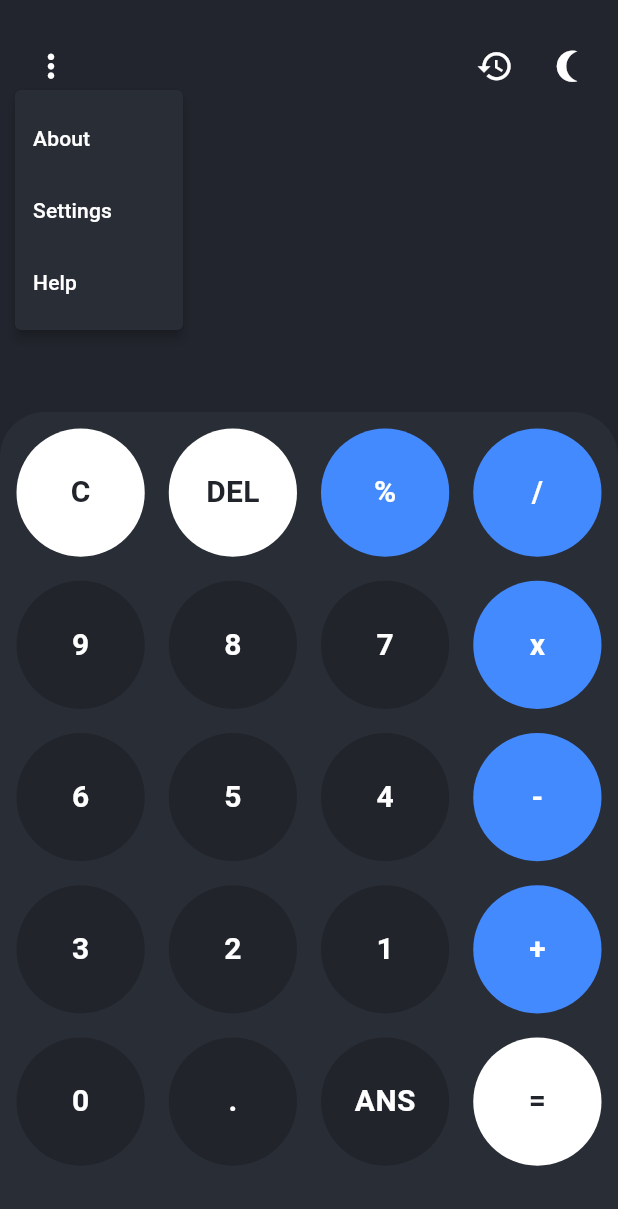
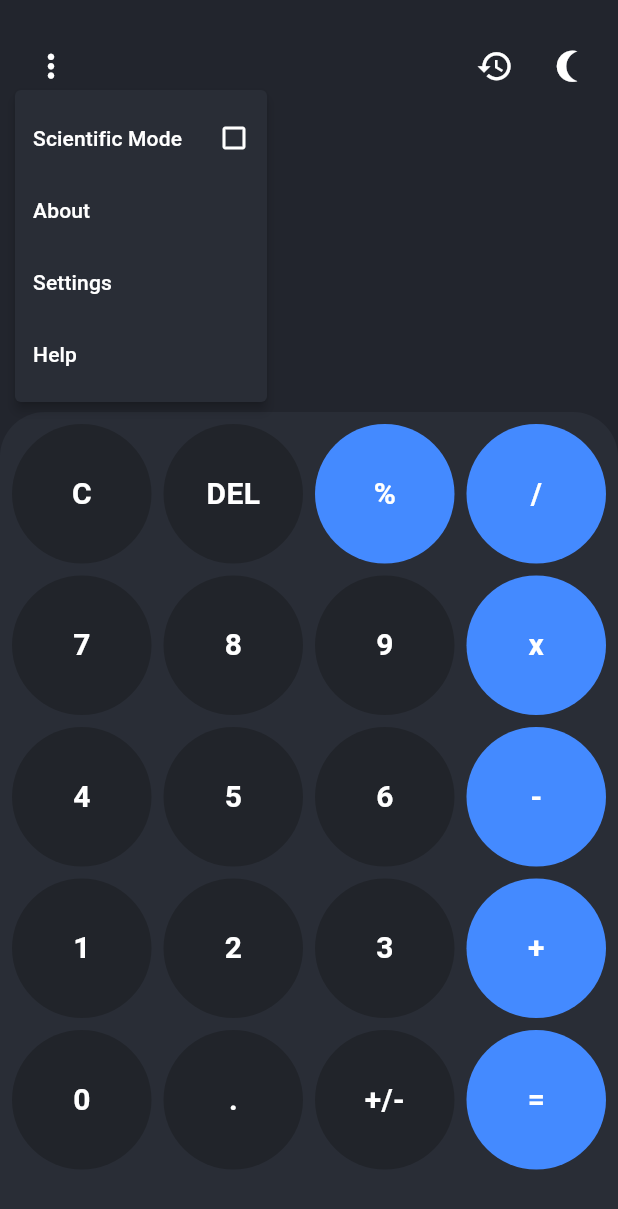
Before and after one commit to muhammad-fiaz/Calculator-Flutter, a Flutter app: the screen it shows after launch, after a tap on the "more vert" icon, on a phone screen of 412 x 824 dp. Shown: the top 1209 px of the screen. Run offline on Flutter 3.47's test engine with Material 3 defaults, Android fonts, the phone set to English and light mode, and no system bars; our stand-ins replace flutter_advanced_switch, get, google_fonts, math_expressions.

Commit message:
added Scientific Mode

```diff
--- a/lib/controller/calculate_controller.dart
+++ b/lib/controller/calculate_controller.dart
@@ -4,11 +4,15 @@ import 'package:math_expressions/math_expressions.dart';
 class CalculateController extends GetxController {
   var userInput = "";
   var userOutput = "";
+  var isScientificMode = false;
 
   /// Equal Button Pressed Func
   equalPressed() {
     String userInputFC = userInput;
     userInputFC = userInputFC.replaceAll("x", "*");
+    userInputFC = userInputFC.replaceAll("√", "sqrt");
+    userInputFC = userInputFC.replaceAll("^", "^");
+
     Parser p = Parser();
 
     try {
@@ -44,4 +48,10 @@ class CalculateController extends GetxController {
     userInput += buttons[index];
     update();
   }
+
+  /// Toggle Scientific Mode
+  toggleScientificMode() {
+    isScientificMode = !isScientificMode;
+    update();
+  }
 }
--- a/lib/screen/main_screen.dart
+++ b/lib/screen/main_screen.dart
@@ -11,26 +11,8 @@ class MainScreen extends StatelessWidget {
   MainScreen({Key? key}) : super(key: key);
 
   final List<String> buttons = [
-    "C",
-    "DEL",
-    "%",
-    "/",
-    "9",
-    "8",
-    "7",
-    "x",
-    "6",
-    "5",
-    "4",
-    "-",
-    "3",
-    "2",
-    "1",
-    "+",
-    "0",
-    ".",
-    "ANS",
-    "=",
+    "C", "DEL", "%", "/", "7", "8", "9", "x", "4", "5", "6", "-", "1", "2", "3", "+", "0", ".", "+/-", "=",
+    "^", "√", "(", ")", "log", "ln", "sin", "cos", "tan"
   ];
 
   @override
@@ -48,100 +30,83 @@ class MainScreen extends StatelessWidget {
             GetBuilder<CalculateController>(builder: (context) {
               return outPutSection(themeController, controller);
             }),
-            inPutSection(themeController, controller),
+            GetBuilder<CalculateController>(builder: (context) {
+              return inPutSection(themeController, controller);
+            }),
           ],
         ),
       );
     });
   }
 
-  /// In put Section - Enter Numbers
+  /// Input Section - Enter Numbers
   Widget inPutSection(
       ThemeController themeController, CalculateController controller) {
+    List<String> visibleButtons = controller.isScientificMode
+        ? [
+      "C", "DEL", "%", "/", "^", // First row
+      "7", "8", "9", "x", "√",  // Second row
+      "4", "5", "6", "-", "(",  // Third row
+      "1", "2", "3", "+", ")",  // Fourth row
+      "0", ".", "+/-", "*", "=",     // Fifth row
+      "log", "ln", "sin", "cos", "tan", // Sixth row
+    ]
+        : buttons.sublist(0, 20); // Show only first 20 buttons in normal mode
+
     return Expanded(
       flex: 2,
       child: Container(
-          padding: const EdgeInsets.all(3),
+        padding: const EdgeInsets.all(4),
         decoration: BoxDecoration(
           color: themeController.isDark
               ? DarkColors.sheetBgColor
               : LightColors.sheetBgColor,
           borderRadius: const BorderRadius.only(
-                  topLeft: Radius.circular(30), topRight: Radius.circular(30))),
+            topLeft: Radius.circular(30),
+            topRight: Radius.circular(30),
+          ),
+        ),
         child: GridView.builder(
           physics: const NeverScrollableScrollPhysics(),
-              itemCount: buttons.length,
-              gridDelegate: const SliverGridDelegateWithFixedCrossAxisCount(
-                  crossAxisCount: 4),
+          itemCount: visibleButtons.length,
+          gridDelegate: SliverGridDelegateWithFixedCrossAxisCount(
+            crossAxisCount: controller.isScientificMode ? 5 : 4,
+          ),
           itemBuilder: (context, index) {
-                switch (index) {
-                /// CLEAR BTN
-                  case 0:
             return CustomAppButton(
               buttonTapped: () {
+                if (visibleButtons[index] == "=") {
+                  controller.equalPressed();
+                } else if (visibleButtons[index] == "C") {
                   controller.clearInputAndOutput();
+                } else if (visibleButtons[index] == "DEL") {
+                  controller.deleteBtnAction();
+                } else {
+                  controller.onBtnTapped(visibleButtons, index);
+                }
               },
-                      color: themeController.isDark
-                          ? DarkColors.leftOperatorColor
-                          : LightColors.leftOperatorColor,
-                      textColor: themeController.isDark
-                          ? DarkColors.btnBgColor
-                          : LightColors.btnBgColor,
-                      text: buttons[index],
-                    );
-
-                /// DELETE BTN
-                  case 1:
-                    return CustomAppButton(
-                        buttonTapped: () {
-                          controller.deleteBtnAction();
-                        },
-                        color: themeController.isDark
-                            ? DarkColors.leftOperatorColor
-                            : LightColors.leftOperatorColor,
-                        textColor: themeController.isDark
-                            ? DarkColors.btnBgColor
-                            : LightColors.btnBgColor,
-                        text: buttons[index]);
-
-                /// EQUAL BTN
-                  case 19:
-                    return CustomAppButton(
-                        buttonTapped: () {
-                          controller.equalPressed();
-                        },
-                        color: themeController.isDark
-                            ? DarkColors.leftOperatorColor
-                            : LightColors.leftOperatorColor,
-                        textColor: themeController.isDark
-                            ? DarkColors.btnBgColor
-                            : LightColors.btnBgColor,
-                        text: buttons[index]);
-
-                  default:
-                    return CustomAppButton(
-                      buttonTapped: () {
-                        controller.onBtnTapped(buttons, index);
-                      },
-                      color: isOperator(buttons[index])
+              color: isOperator(visibleButtons[index])
                   ? LightColors.operatorColor
                   : themeController.isDark
                   ? DarkColors.btnBgColor
                   : LightColors.btnBgColor,
-                      textColor: isOperator(buttons[index])
+              textColor: isOperator(visibleButtons[index])
                   ? Colors.white
                   : themeController.isDark
                   ? Colors.white
                   : Colors.black,
-                      text: buttons[index],
+              text: visibleButtons[index],
+              isScientificMode: controller.isScientificMode,
+            );
+          },
+        ),
+      ),
     );
   }
-              }),
-        ));
-  }
 
-  /// Out put Section - Show Result
-  Widget outPutSection(ThemeController themeController, CalculateController controller) {
+  /// Output Section - Show Result
+  Widget outPutSection(
+      ThemeController themeController, CalculateController controller) {
     return Expanded(
       child: Column(
         mainAxisAlignment: MainAxisAlignment.start,
@@ -154,30 +119,58 @@ class MainScreen extends StatelessWidget {
               children: [
                 PopupMenuButton<String>(
                   onSelected: (value) {
-                    switch (value) {
-                      case 'About':
-                      // Handle About action
-                        break;
-                      case 'Settings':
-                      // Handle Settings action
-                        break;
-                      case 'Help':
-                      // Handle Help action
-                        break;
+                    if (value == 'Scientific Mode') {
+                      controller.toggleScientificMode();
                     }
+                    // Add other options here
                   },
-                  itemBuilder: (BuildContext context) => <PopupMenuEntry<String>>[
+                  itemBuilder: (BuildContext context) =>
+                  <PopupMenuEntry<String>>[
+                    PopupMenuItem<String>(
+                      value: 'Scientific Mode',
+                      child: Row(
+                        children: [
+                          Text('Scientific Mode',
+                              style: TextStyle(
+                                  color: themeController.isDark
+                                      ? Colors.white
+                                      : Colors.black)),
+                          const Spacer(),
+                          Icon(
+                            controller.isScientificMode
+                                ? Icons.check_box
+                                : Icons.check_box_outline_blank,
+                            color: themeController.isDark
+                                ? Colors.white
+                                : Colors.black,
+                            size: 20,
+                          ),
+                        ],
+                      ),
+                    ),
                     PopupMenuItem<String>(
                       value: 'About',
-                      child: Text('About', style: TextStyle(color: themeController.isDark ? Colors.white : Colors.black)),
+                      child: Text('About',
+                          style: TextStyle(
+                              color: themeController.isDark
+                                  ? Colors.white
+                                  : Colors.black)),
                     ),
                     PopupMenuItem<String>(
                       value: 'Settings',
-                      child: Text('Settings', style: TextStyle(color: themeController.isDark ? Colors.white : Colors.black)),
+                      child: Text('Settings',
+                          style: TextStyle(
+                              color: themeController.isDark
+                                  ? Colors.white
+                                  : Colors.black)),
                     ),
                     PopupMenuItem<String>(
                       value: 'Help',
-                      child: Text('Help', style: TextStyle(color: themeController.isDark ? Colors.white : Colors.black)),
+                      child: Text('Help',
+                          style: TextStyle(
+                              color: themeController.isDark
+                                  ? Colors.white
+                                  : Colors.black)),
                     ),
                   ],
                   icon: Icon(
@@ -185,7 +178,9 @@ class MainScreen extends StatelessWidget {
                     size: 25,
                     color: themeController.isDark ? Colors.white : Colors.black,
                   ),
-                  color: themeController.isDark ? DarkColors.sheetBgColor : LightColors.sheetBgColor,
+                  color: themeController.isDark
+                      ? DarkColors.sheetBgColor
+                      : LightColors.sheetBgColor,
                   offset: const Offset(0, 40), // Adjusts the position of the menu
                 ),
                 Row(
@@ -255,16 +250,23 @@ class MainScreen extends StatelessWidget {
     );
   }
 
-
-
-  /// is Operator Check
-  bool isOperator(String y) {
-    if (y == "%" ||
-        y == "/" ||
-        y == "x" ||
-        y == "-" ||
-        y == "+" ||
-        y == "=") {
+  bool isOperator(String x) {
+    if (x == "/" ||
+        x == "x" ||
+        x == "-" ||
+        x == "+" ||
+        x == "=" ||
+        x == "^" ||
+        x == "√" ||
+        x == "%" ||
+        x == "(" ||
+        x == ")" ||
+        x == "*" ||
+        x == "log" ||
+        x == "ln" ||
+        x == "sin" ||
+        x == "cos" ||
+        x == "tan") {
       return true;
     }
     return false;
--- a/lib/widget/button.dart
+++ b/lib/widget/button.dart
@@ -5,6 +5,7 @@ class CustomAppButton extends StatelessWidget {
   final Color textColor;
   final String text;
   final VoidCallback buttonTapped;
+  final bool isScientificMode;
 
   const CustomAppButton({
     Key? key,
@@ -12,21 +13,25 @@ class CustomAppButton extends StatelessWidget {
     required this.textColor,
     required this.text,
     required this.buttonTapped,
+    this.isScientificMode = false,
   }) : super(key: key);
 
   @override
   Widget build(BuildContext context) {
+    double buttonSize = isScientificMode ? 16.0 : 20.0;
+
     return GestureDetector(
       onTap: buttonTapped,
       child: Container(
-        margin: const EdgeInsets.all(8),
+        margin: const EdgeInsets.all(4), // Adjusted margin to reduce space
+        padding: EdgeInsets.all(isScientificMode ? 8 : 12), // Adjust padding for smaller buttons
         decoration: BoxDecoration(color: color, shape: BoxShape.circle),
         child: Center(
           child: Text(
             text,
             style: TextStyle(
               color: textColor,
-              fontSize: 20,
+              fontSize: buttonSize,
               fontWeight: FontWeight.bold,
             ),
           ),
```
Lines whose indentation alone changed are shown as unchanged.
